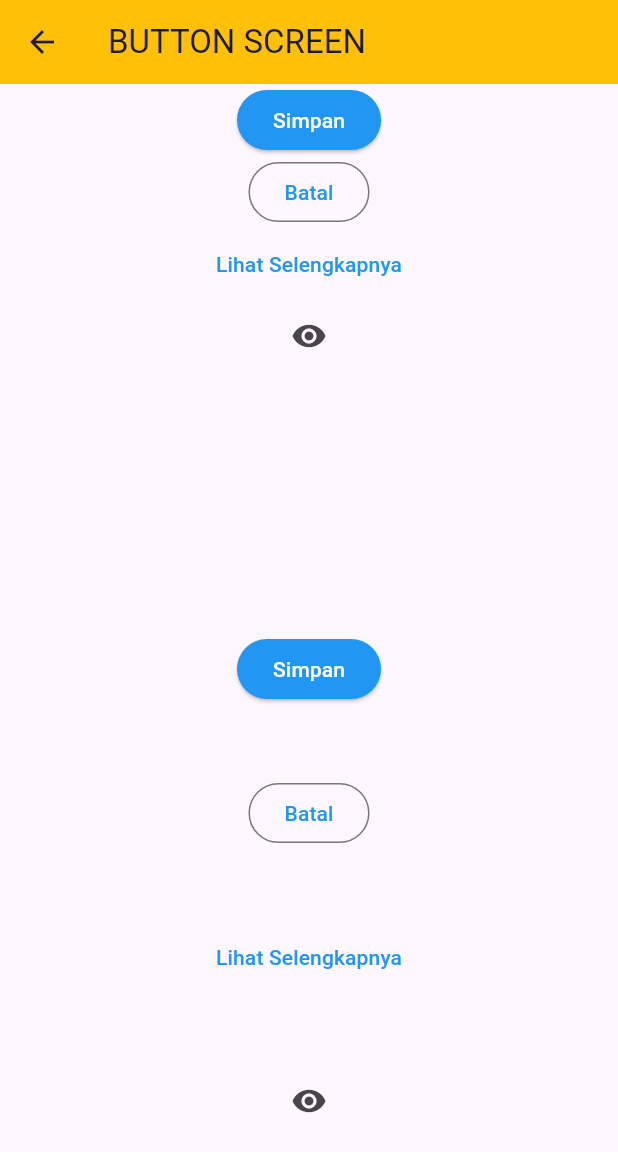
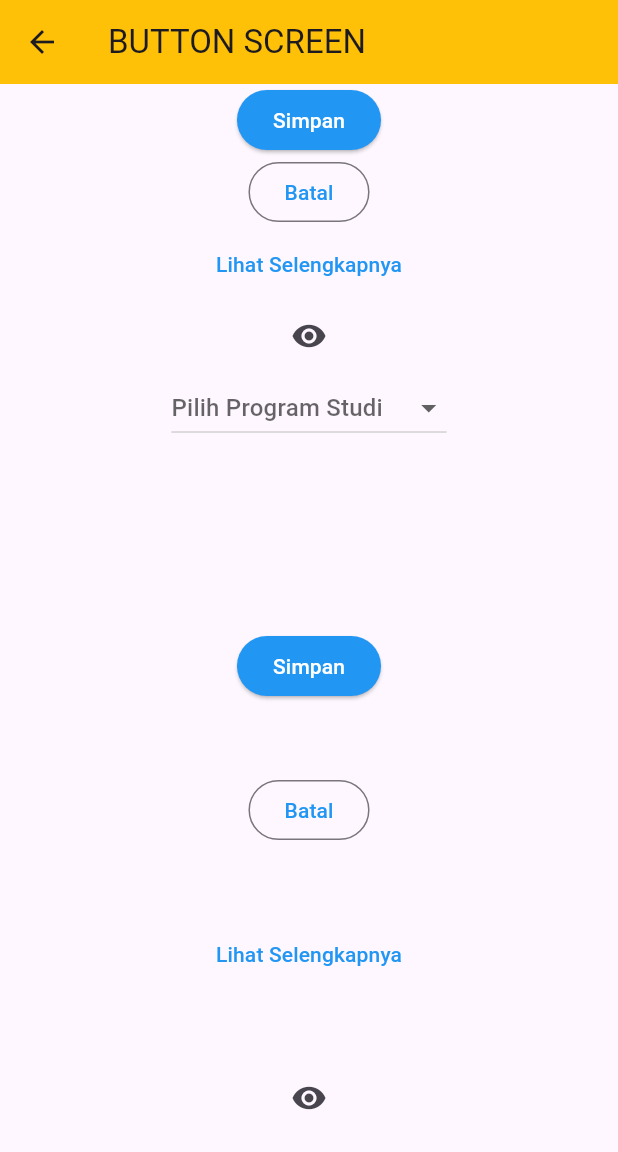
Before and after one commit to NandaAdisaputra/Codelab-Flutter, a Flutter app: the screen it shows after launch, on a phone screen of 412 x 824 dp. Shown: the top 1152 px of the screen. Run offline on Flutter 3.47's test engine with Material 3 defaults, Android fonts, the phone set to English and light mode, and no system bars.

Commit message:
Add Dropdown Button

```diff
--- a/lib/button_screen.dart
+++ b/lib/button_screen.dart
@@ -1,10 +1,16 @@
 import 'package:flutter/material.dart';
 
-class ButtonScreen extends StatelessWidget {
+class ButtonScreen extends StatefulWidget {
   const ButtonScreen({super.key});
+  @override
+  State<ButtonScreen> createState() => _FirstScreenState();
+}
+class _FirstScreenState extends State<ButtonScreen> {
+  String? progdi;
 
   @override
   Widget build(BuildContext context) {
+    String? language;
     return Scaffold(
       appBar: AppBar(title: Text("BUTTON SCREEN"), backgroundColor: Colors.amber,),
       body: Column(
@@ -16,10 +22,37 @@ class ButtonScreen extends StatelessWidget {
               onPressed: (){}, child: Text("Simpan", style: TextStyle(color: Colors.white),)),
           OutlinedButton(onPressed: (){}, child: Text("Batal", style: TextStyle(color: Colors.blue),)),
           TextButton(onPressed: (){}, child: Text("Lihat Selengkapnya", style: TextStyle(color: Colors.blue),)),
-          IconButton(onPressed: (){}, icon: Icon(Icons.visibility))
+          IconButton(onPressed: (){}, icon: Icon(Icons.visibility)),
+          DropdownButton<String>(
+             items: const <DropdownMenuItem<String>>[
+               DropdownMenuItem<String>(
+                 value: 'S1 Teknik Informatika',
+                 child: Text('S1 Teknik Informatika'),
+               ),
+               DropdownMenuItem<String>(
+                 value: 'S1 Sistem Informasi',
+                 child: Text('S1 Sistem Informasi'),
+               ),
+               DropdownMenuItem<String>(
+                 value: 'S1 Ilmu Komunikasi',
+                 child: Text('S1 Ilmu Komunikasi'),
+               ),
+               DropdownMenuItem<String>(
+                 value: 'S1 Pariwisata',
+                 child: Text('S1 Pariwisata'),
+               ),
+             ],
+             value: progdi,
+             hint: const Text('Pilih Program Studi'),
+             onChanged: (String? value) {
+               setState(() {
+                 progdi = value;
+               });
+               },
+           ),
         ],),
 
-        SizedBox(height: 150,),
+        SizedBox(height: 100,),
         Column(children: [
           Container(
             margin: EdgeInsets.all(8),
```
